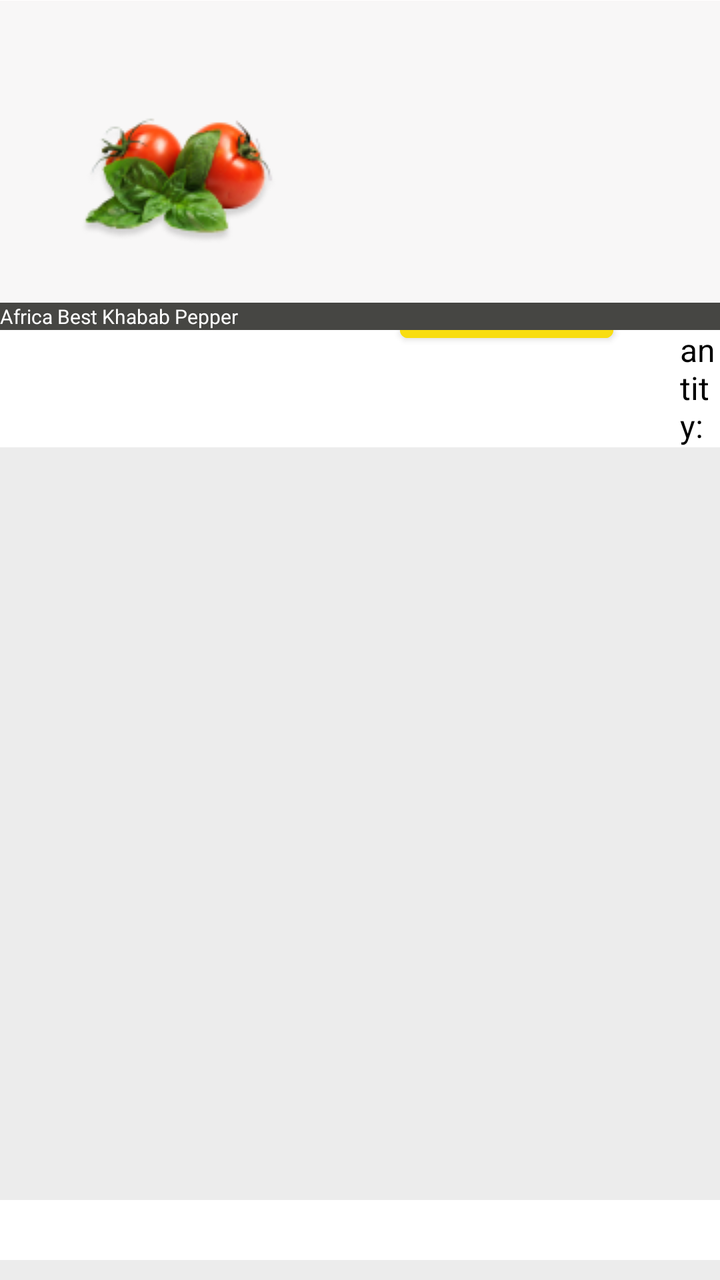
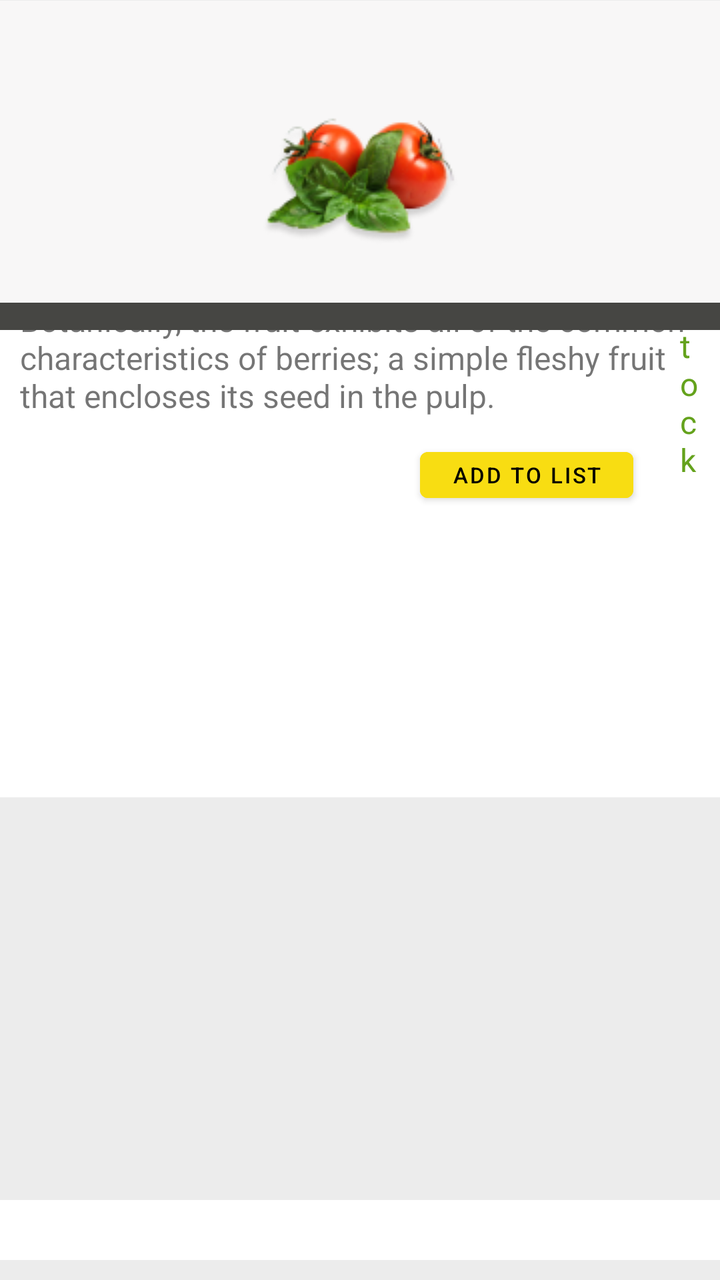

Compare the two renders of this Android layout. The source of the first and the diff that turns it into the second are given below.
<!-- AndroidManifest.xml: application theme Theme.Gwabo -->
<!-- res/layout/fragment_detail.xml -->
<?xml version="1.0" encoding="utf-8"?>
<androidx.constraintlayout.widget.ConstraintLayout xmlns:android="http://schemas.android.com/apk/res/android"
    xmlns:app="http://schemas.android.com/apk/res-auto"
    xmlns:tools="http://schemas.android.com/tools"
    android:layout_width="match_parent"
    android:layout_height="match_parent"
    tools:context=".ui.restaurants.RestaurantsFragment">

    <FrameLayout
        android:layout_width="match_parent"
        android:layout_height="wrap_content"
        app:layout_constraintBottom_toBottomOf="parent"
        app:layout_constraintEnd_toEndOf="parent"
        app:layout_constraintStart_toStartOf="parent"
        app:layout_constraintTop_toTopOf="parent"
        android:background="#EBEBEBEB">

        <FrameLayout
            android:layout_width="match_parent"
            android:layout_height="wrap_content"
            android:layout_marginBottom="10dp"
            android:background="@color/white">

            <Button
                android:layout_width="wrap_content"
                android:layout_height="35dp"
                android:layout_marginStart="200dp"
                android:layout_marginTop="140dp"
                android:backgroundTint="#F8DD12"
                android:text="Add to List"
                android:textColor="@color/black"
                android:textSize="11sp"
                tools:ignore="HardcodedText,SmallSp"
                tools:layout_editor_absoluteX="182dp"
                tools:layout_editor_absoluteY="253dp" />

            <TextView
                android:id="@+id/textView10"
                android:layout_width="wrap_content"
                android:layout_height="wrap_content"
                android:layout_marginStart="340dp"
                android:layout_marginTop="145dp"
                android:text="Quantity:"
                android:textColor="@color/black"
                android:textSize="16sp"
                tools:ignore="HardcodedText,SmallSp" />

            <TextView
                android:id="@+id/textView11"
                android:layout_width="wrap_content"
                android:layout_height="wrap_content"
                android:layout_marginStart="200dp"
                android:layout_marginTop="25dp"
                android:text="$ 6.99"
                android:textColor="@color/black"
                android:textSize="16sp"
                tools:ignore="HardcodedText,SmallSp" />

            <TextView
                android:id="@+id/textView13"
                android:layout_width="wrap_content"
                android:layout_height="wrap_content"
                android:layout_marginStart="330dp"
                android:layout_marginTop="25dp"
                android:text="In stock"
                android:textColor="#64A21C"
                android:textSize="16sp"
                tools:ignore="HardcodedText,SmallSp" />

            <TextView
                android:id="@+id/textView12"
                android:layout_width="200dp"
                android:layout_height="wrap_content"
                android:layout_marginStart="200dp"
                android:layout_marginTop="50dp"
                android:text="The tomato fruit is globular or ovoid."
                android:textSize="16sp"
                tools:ignore="HardcodedText,SmallSp" />

        </FrameLayout>

        <FrameLayout
            android:layout_width="match_parent"
            android:layout_height="wrap_content"
            android:layout_marginBottom="10dp"
            android:background="@color/white"
            android:layout_marginTop="600dp"
            android:paddingVertical="20dp"
            app:layout_constraintHorizontal_bias="0.014"
            app:layout_constraintVertical_bias="0.132">

            <TextView
                android:layout_width="wrap_content"
                android:layout_height="wrap_content"
                android:layout_marginStart="50dp"
                android:text="Deliver to Marius - Whitby L1R 2M5"
                android:textSize="20sp"
                android:textColor="#11425D"
                tools:ignore="HardcodedText,SmallSp" />

            <ImageView
                android:layout_width="wrap_content"
                android:layout_height="wrap_content"
                android:layout_marginStart="20dp"
                android:background="@drawable/baseline_location_pin_24"
                android:contentDescription="nothing"
                tools:ignore="HardcodedText" />

            <Button
                android:layout_width="match_parent"
                android:layout_height="wrap_content"
                android:layout_marginTop="40dp"
                android:layout_marginHorizontal="30dp"
                android:text="Buy Now"
                tools:ignore="HardcodedText" />

        </FrameLayout>

    </FrameLayout>

    <FrameLayout
        android:layout_width="match_parent"
        android:layout_height="wrap_content"
        android:background="#F8F7F7"
        app:layout_constraintBottom_toBottomOf="parent"
        app:layout_constraintEnd_toEndOf="parent"
        app:layout_constraintHorizontal_bias="1.0"
        app:layout_constraintStart_toStartOf="parent"
        app:layout_constraintTop_toTopOf="parent"
        app:layout_constraintVertical_bias="0.001">

        <TextView
            android:id="@+id/textView7"
            android:layout_width="match_parent"
            android:layout_height="wrap_content"
            android:layout_marginTop="151dp"
            android:background="#464643"
            android:text="Africa Best Khabab Pepper"
            android:textColor="@color/white"
            android:textSize="10sp"
            tools:ignore="HardcodedText,SmallSp" />

        <ImageView
            android:id="@+id/imageView18"
            android:layout_width="wrap_content"
            android:layout_height="wrap_content"
            android:layout_marginStart="30dp"
            android:layout_marginTop="20dp"
            android:contentDescription="@null"
            android:src="@drawable/tomato" />

    </FrameLayout>

</androidx.constraintlayout.widget.ConstraintLayout>
<!-- resources referenced by this layout -->
<resources>
  <color name="black">#FF000000</color>
  <color name="white">#FFFFFFFF</color>
  <!-- drawable baseline_location_pin_24 (drawable) -->
  <vector xmlns:android="http://schemas.android.com/apk/res/android" android:height="24dp" android:tint="#11425D" android:viewportHeight="24" android:viewportWidth="24" android:width="24dp">
        
      <path android:fillColor="@android:color/white" android:pathData="M12,2L12,2C8.13,2 5,5.13 5,9c0,1.74 0.5,3.37 1.41,4.84c0.95,1.54 2.2,2.86 3.16,4.4c0.47,0.75 0.81,1.45 1.17,2.26C11,21.05 11.21,22 12,22h0c0.79,0 1,-0.95 1.25,-1.5c0.37,-0.81 0.7,-1.51 1.17,-2.26c0.96,-1.53 2.21,-2.85 3.16,-4.4C18.5,12.37 19,10.74 19,9C19,5.13 15.87,2 12,2zM12,11.75c-1.38,0 -2.5,-1.12 -2.5,-2.5s1.12,-2.5 2.5,-2.5s2.5,1.12 2.5,2.5S13.38,11.75 12,11.75z"/>
      
  </vector>
  <!-- drawable tomato: png bitmap (drawable, 13883 bytes) -->
  <style name="Theme.Gwabo" parent="Theme.MaterialComponents.DayNight.DarkActionBar">
          
          <item name="colorPrimary">@color/main_500</item>
          <item name="colorPrimaryVariant">@color/main_700</item>
          <item name="colorOnPrimary">@color/white</item>
          
          <item name="colorSecondary">@color/teal_200</item>
          <item name="colorSecondaryVariant">@color/teal_700</item>
          <item name="colorOnSecondary">@color/black</item>
          
          <item name="android:statusBarColor">?attr/colorPrimaryVariant</item>
          
          <item name="android:windowIsTranslucent">true</item>
      </style>
  <color name="main_500">#FFF83A01</color>
  <color name="main_700">#FFE60F18</color>
  <color name="teal_200">#FF03DAC5</color>
  <color name="teal_700">#FF018786</color>
</resources>

<!-- the commit's change to res/layout/fragment_detail.xml (unified diff, before → after) -->
@@ -18,7 +18,10 @@
         <FrameLayout
             android:layout_width="match_parent"
             android:layout_height="wrap_content"
+            android:layout_marginTop="80dp"
             android:layout_marginBottom="10dp"
+            android:layout_gravity="center_horizontal"
+            android:paddingHorizontal="10dp"
             android:background="@color/white">
 
             <Button
@@ -46,12 +49,10 @@
                 tools:ignore="HardcodedText,SmallSp" />
 
             <TextView
-                android:id="@+id/textView11"
+                android:id="@+id/product_price"
                 android:layout_width="wrap_content"
                 android:layout_height="wrap_content"
-                android:layout_marginStart="200dp"
                 android:layout_marginTop="25dp"
-                android:text="$ 6.99"
                 android:textColor="@color/black"
                 android:textSize="16sp"
                 tools:ignore="HardcodedText,SmallSp" />
@@ -69,11 +70,10 @@
 
             <TextView
                 android:id="@+id/textView12"
-                android:layout_width="200dp"
+                android:layout_width="wrap_content"
                 android:layout_height="wrap_content"
-                android:layout_marginStart="200dp"
                 android:layout_marginTop="50dp"
-                android:text="The tomato fruit is globular or ovoid."
+                android:text="The tomato fruit is globular or ovoid. Botanically, the fruit exhibits all of the common characteristics of berries; a simple fleshy fruit that encloses its seed in the pulp. "
                 android:textSize="16sp"
                 tools:ignore="HardcodedText,SmallSp" />
 
@@ -130,12 +130,11 @@
         app:layout_constraintVertical_bias="0.001">
 
         <TextView
-            android:id="@+id/textView7"
+            android:id="@+id/product_name"
             android:layout_width="match_parent"
             android:layout_height="wrap_content"
             android:layout_marginTop="151dp"
             android:background="#464643"
-            android:text="Africa Best Khabab Pepper"
             android:textColor="@color/white"
             android:textSize="10sp"
             tools:ignore="HardcodedText,SmallSp" />
@@ -144,9 +143,9 @@
             android:id="@+id/imageView18"
             android:layout_width="wrap_content"
             android:layout_height="wrap_content"
-            android:layout_marginStart="30dp"
             android:layout_marginTop="20dp"
             android:contentDescription="@null"
+            android:layout_gravity="center_horizontal"
             android:src="@drawable/tomato" />
 
     </FrameLayout>
